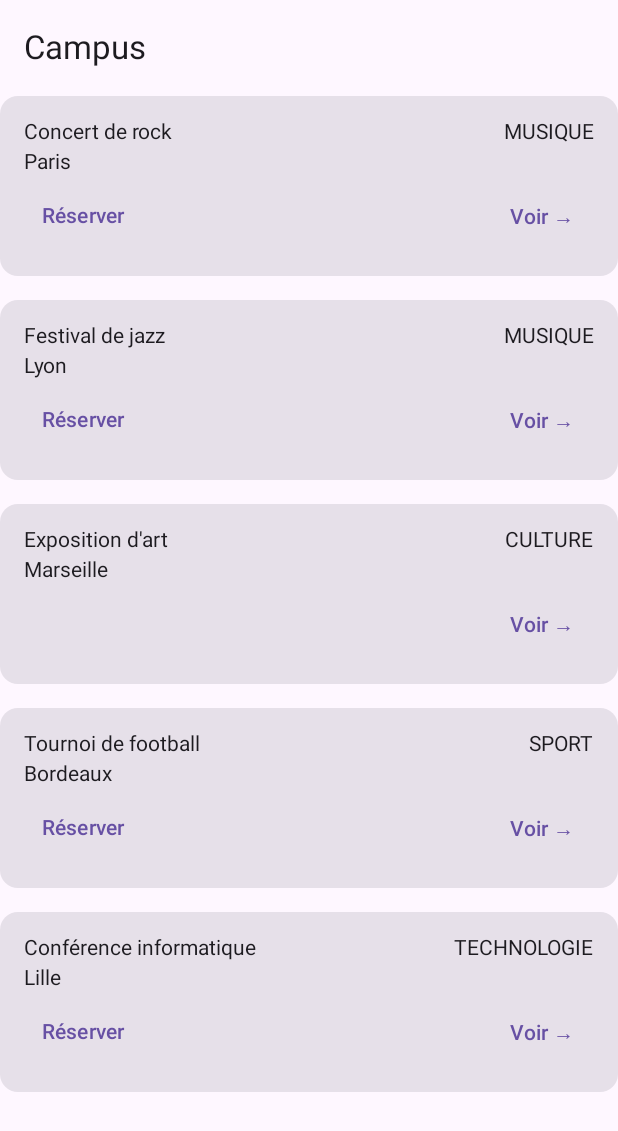
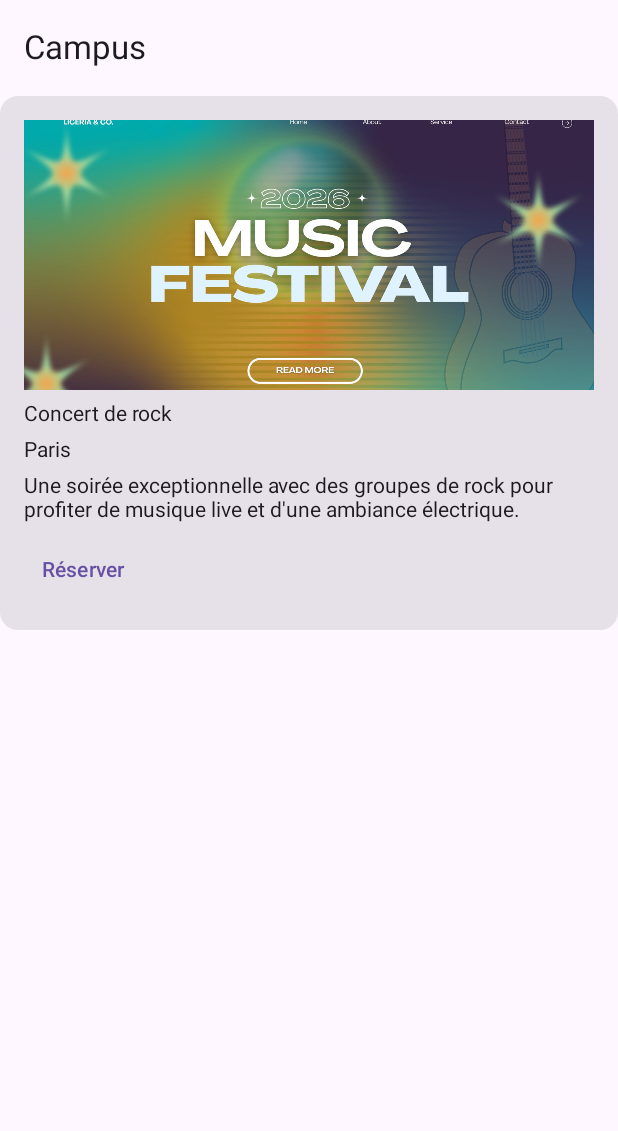
Before and after one commit to RayaneMeyfr/tp-diagnostisque-campus, an Android app built with Jetpack Compose: the screen it shows after launch (MainActivity), on a phone screen of 412 x 824 dp. Shown: the top 1131 px of the screen. Run offline under Robolectric (Android 15) with nearby library versions, the phone set to English and light mode, and no system bars.

Commit message:
détail v0.2

```diff
--- a/app/src/main/java/com/example/diagnostiquercampus/MainActivity.kt
+++ b/app/src/main/java/com/example/diagnostiquercampus/MainActivity.kt
@@ -29,6 +29,7 @@ import androidx.compose.ui.unit.dp
 import com.example.diagnostiquercampus.data.Event
 import com.example.diagnostiquercampus.ui.theme.DiagnostiquerCampusTheme
 import com.example.diagnostiquercampus.ui.theme.EventCard
+import com.example.diagnostiquercampus.ui.theme.EventCardDetail
 import com.example.diagnostiquercampus.ui.theme.TAG
 import com.example.diagnostiquercampus.ui.theme.event
 
@@ -44,39 +45,45 @@ class MainActivity : ComponentActivity() {
                 title = "Concert de rock",
                 location = "Paris",
                 capacity = 500,
-                category = "Musique"
+                category = "Musique",
+                description = "Une soirée exceptionnelle avec des groupes de rock pour profiter de musique live et d'une ambiance électrique."
             ),
             Event(
                 id = 2,
                 title = "Festival de jazz",
                 location = "Lyon",
                 capacity = 1,
-                category = "Musique"
+                category = "Musique",
+                description = "Découvrez des artistes de jazz talentueux lors d'un festival mêlant musique, improvisation et convivialité."
             ),
             Event(
                 id = 3,
                 title = "Exposition d'art",
                 location = "Marseille",
                 capacity = 0,
-                category = "Culture"
+                category = "Culture",
+                description = "Explorez une exposition artistique présentant des œuvres contemporaines et des créations originales."
             ),
             Event(
                 id = 4,
                 title = "Tournoi de football",
                 location = "Bordeaux",
                 capacity = 1000,
-                category = "Sport"
+                category = "Sport",
+                description = "Assistez à un grand tournoi de football réunissant plusieurs équipes dans une compétition pleine de suspense."
             ),
             Event(
                 id = 5,
                 title = "Conférence informatique",
                 location = "Lille",
                 capacity = 300,
-                category = "Technologie"
+                category = "Technologie",
+                description = "Participez à une conférence consacrée aux nouvelles technologies, à l'intelligence artificielle et aux innovations numériques."
             )
         )
         setContent {
-            EventListScreen(listEvent)
+            //EventListScreen(listEvent)
+            EventDetailScreen(listEvent[0], onBook = { event.capacity -= 1})
         }
     }
 }
@@ -105,3 +112,23 @@ fun EventListScreen(events: List<Event>) {
         }
     }
 }
+
+@OptIn(ExperimentalMaterial3Api::class)
+@Composable
+fun EventDetailScreen(event: Event, onBook: () -> Unit) {
+    Scaffold(
+        topBar = {
+            TopAppBar(title = { Text("Campus") })
+        }
+    ) { innerPadding ->
+        Column(
+            modifier = Modifier.padding(innerPadding).fillMaxSize()) {
+
+            EventCardDetail(
+                event = event,
+                onBook = onBook
+            )
+        }
+
+    }
+}
--- a/app/src/main/java/com/example/diagnostiquercampus/data/Event.kt
+++ b/app/src/main/java/com/example/diagnostiquercampus/data/Event.kt
@@ -5,7 +5,8 @@ data class Event(
     val title: String,
     val location: String?,
     var capacity: Int,
-    val category: String
+    val category: String,
+    val description: String = ""
 ) {
     fun displayLocation(): String = location ?: "Lieu à confirmer"
 }
--- a/app/src/main/java/com/example/diagnostiquercampus/ui/theme/EnventCard.kt
+++ b/app/src/main/java/com/example/diagnostiquercampus/ui/theme/EnventCard.kt
@@ -1,24 +1,29 @@
 package com.example.diagnostiquercampus.ui.theme
 
 import android.util.Log
-import androidx.compose.foundation.background
+import androidx.compose.foundation.Image
 import androidx.compose.foundation.layout.Arrangement
 import androidx.compose.foundation.layout.Column
 import androidx.compose.foundation.layout.Row
 import androidx.compose.foundation.layout.Spacer
 import androidx.compose.foundation.layout.fillMaxWidth
+import androidx.compose.foundation.layout.height
 import androidx.compose.foundation.layout.padding
-import androidx.compose.foundation.layout.size
-import androidx.compose.material3.Button
+import androidx.compose.foundation.rememberScrollState
+import androidx.compose.foundation.verticalScroll
 import androidx.compose.material3.Card
 import androidx.compose.material3.Text
 import androidx.compose.material3.TextButton
 import androidx.compose.runtime.Composable
 import androidx.compose.ui.Alignment
 import androidx.compose.ui.Modifier
-import androidx.compose.ui.graphics.Color
+import androidx.compose.ui.layout.ContentScale
+import androidx.compose.ui.res.painterResource
+import androidx.compose.ui.res.pluralStringResource
+import androidx.compose.ui.res.stringResource
 import androidx.compose.ui.tooling.preview.Preview
 import androidx.compose.ui.unit.dp
+import com.example.diagnostiquercampus.R
 import com.example.diagnostiquercampus.data.Event
 
 
@@ -28,7 +33,8 @@ val event = Event(
     title = "Concert de rock",
     location = null,
     capacity = 500,
-    category = "Musique"
+    category = "Musique",
+    description = "Une soirée exceptionnelle avec des groupes de rock pour profiter de musique live et d'une ambiance électrique."
 )
 
 @Composable
@@ -66,9 +72,57 @@ fun EventCard(event: Event, onClick: () -> Unit, onBook: () -> Unit, modifier: M
     }
 }
 
+
+@Composable
+fun EventCardDetail(
+    event: Event,
+    onBook: () -> Unit,
+    modifier: Modifier = Modifier
+) {
+    Card(modifier = modifier) {
+        Column(
+            modifier = Modifier
+                .padding(16.dp)
+                .verticalScroll(rememberScrollState()),
+            verticalArrangement = Arrangement.spacedBy(8.dp)
+        ) {
+            Image(
+                painter = painterResource(R.drawable.event_banner),
+                contentDescription = stringResource(R.string.event_image_description),
+                modifier = Modifier
+                    .fillMaxWidth()
+                    .height(180.dp),
+                contentScale = ContentScale.Crop
+            )
+
+            Text(event.title)
+
+            Text(event.location ?: stringResource(R.string.location_unknown))
+            Text(event.description)
+
+            if (event.capacity > 0) {
+                TextButton(onClick = onBook) {
+                    Text(stringResource(R.string.book))
+                }
+            }
+        }
+    }
+}
+
+
 @Preview(showBackground = true)
 @Composable
-fun EnventCardPreview(){
+private fun EnventCardDetailPreview(){
+    EventCardDetail(
+        event,
+        onBook = {event.capacity -= 1},
+        Modifier.fillMaxWidth()
+    )
+}
+
+@Preview(showBackground = true)
+@Composable
+private fun EnventCardPreview(){
     EventCard(
         event,
         onClick = { Log.d(TAG, "Ouvrir ${event.id}") },
--- a/app/src/main/res/values/strings.xml
+++ b/app/src/main/res/values/strings.xml
@@ -1,3 +1,8 @@
 <resources>
     <string name="app_name">Diagnostiquer Campus</string>
+    <string name="campus">Campus</string>
+    <string name="book">Réserver</string>
+    <string name="see_details">Voir →</string>
+    <string name="location_unknown">Lieu à confirmer</string>
+    <string name="event_image_description">Image de l\'événement</string>
 </resources>
```
Also changed, not shown: app/src/main/res/drawable/event_banner.jpg (added).
